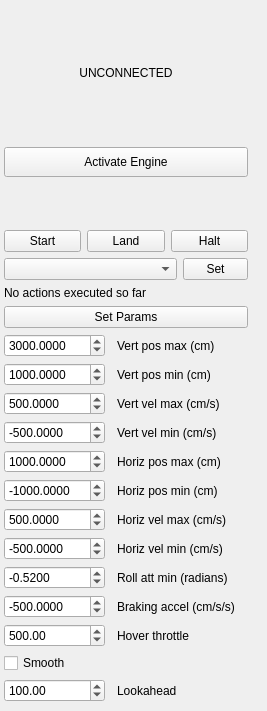
This is src/ui/UASControl.ui in dricketts/apm_planner as Qt 5 draws it before an edit. The edited form follows.
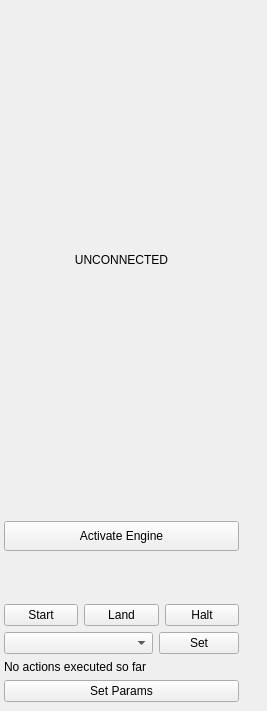
This is the edited form. Icons and pictures are not drawn.

Commit message: Added file dialog for choosing parameter file.

```diff
--- a/src/ui/UASControl.ui
+++ b/src/ui/UASControl.ui
@@ -34,7 +34,7 @@
   <property name="toolTip">
    <string>Control widget to send basic control actions to the micro air vehicle</string>
   </property>
-  <layout class="QGridLayout" name="gridLayout" rowstretch="5,0,0,0,0,0,0,0,0,0,0,0,0,0,0,0,0,0,0,0,0,0" columnstretch="5,0,0,0,0,0">
+  <layout class="QGridLayout" name="gridLayout" rowstretch="5,0,0,0,0,0,0,0,0" columnstretch="5,0,0,0,0,0">
    <property name="leftMargin">
     <number>4</number>
    </property>
@@ -155,65 +155,7 @@
      </property>
     </spacer>
    </item>
-   <item row="18" column="3" colspan="2">
-    <widget class="QLabel" name="label_5">
-     <property name="text">
-      <string>Hover throttle</string>
-     </property>
-    </widget>
-   </item>
-   <item row="11" column="1">
-    <widget class="QDoubleSpinBox" name="hprime_lbIn">
-     <property name="toolTipDuration">
-      <number>-1</number>
-     </property>
-     <property name="decimals">
-      <number>4</number>
-     </property>
-     <property name="minimum">
-      <double>-10000.000000000000000</double>
-     </property>
-     <property name="maximum">
-      <double>10000.000000000000000</double>
-     </property>
-     <property name="value">
-      <double>-500.000000000000000</double>
-     </property>
-    </widget>
-   </item>
-   <item row="15" column="1">
-    <widget class="QDoubleSpinBox" name="xprime_lbIn">
-     <property name="decimals">
-      <number>4</number>
-     </property>
-     <property name="minimum">
-      <double>-1000000.000000000000000</double>
-     </property>
-     <property name="maximum">
-      <double>10000.000000000000000</double>
-     </property>
-     <property name="value">
-      <double>-500.000000000000000</double>
-     </property>
-    </widget>
-   </item>
-   <item row="16" column="1">
-    <widget class="QDoubleSpinBox" name="roll_lbIn">
-     <property name="decimals">
-      <number>4</number>
-     </property>
-     <property name="minimum">
-      <double>-10000.000000000000000</double>
-     </property>
-     <property name="maximum">
-      <double>10000.000000000000000</double>
-     </property>
-     <property name="value">
-      <double>-0.520000000000000</double>
-     </property>
-    </widget>
-   </item>
-   <item row="21" column="1" colspan="4">
+   <item row="8" column="1" colspan="4">
     <spacer name="verticalSpacer_2">
      <property name="orientation">
       <enum>Qt::Vertical</enum>
@@ -226,20 +168,6 @@
      </property>
     </spacer>
    </item>
-   <item row="10" column="3" colspan="2">
-    <widget class="QLabel" name="label_6">
-     <property name="text">
-      <string>Vert vel max (cm/s)</string>
-     </property>
-    </widget>
-   </item>
-   <item row="11" column="3" colspan="2">
-    <widget class="QLabel" name="label_7">
-     <property name="text">
-      <string>Vert vel min (cm/s)</string>
-     </property>
-    </widget>
-   </item>
    <item row="0" column="0" rowspan="7">
     <spacer name="horizontalSpacer">
      <property name="orientation">
@@ -253,82 +181,6 @@
      </property>
     </spacer>
    </item>
-   <item row="15" column="3" colspan="2">
-    <widget class="QLabel" name="label_10">
-     <property name="text">
-      <string>Horiz vel min (cm/s)</string>
-     </property>
-    </widget>
-   </item>
-   <item row="13" column="3" colspan="2">
-    <widget class="QLabel" name="label_8">
-     <property name="text">
-      <string>Horiz pos min (cm)</string>
-     </property>
-    </widget>
-   </item>
-   <item row="14" column="3" colspan="2">
-    <widget class="QLabel" name="label_9">
-     <property name="text">
-      <string>Horiz vel max (cm/s)</string>
-     </property>
-    </widget>
-   </item>
-   <item row="17" column="3" colspan="2">
-    <widget class="QLabel" name="label_4">
-     <property name="text">
-      <string>Braking accel (cm/s/s)</string>
-     </property>
-    </widget>
-   </item>
-   <item row="8" column="1">
-    <widget class="QDoubleSpinBox" name="h_ubIn">
-     <property name="decimals">
-      <number>4</number>
-     </property>
-     <property name="minimum">
-      <double>-10000.000000000000000</double>
-     </property>
-     <property name="maximum">
-      <double>10000.000000000000000</double>
-     </property>
-     <property name="value">
-      <double>3000.000000000000000</double>
-     </property>
-    </widget>
-   </item>
-   <item row="9" column="1">
-    <widget class="QDoubleSpinBox" name="h_lbIn">
-     <property name="decimals">
-      <number>4</number>
-     </property>
-     <property name="minimum">
-      <double>-10000.000000000000000</double>
-     </property>
-     <property name="maximum">
-      <double>10000.000000000000000</double>
-     </property>
-     <property name="value">
-      <double>1000.000000000000000</double>
-     </property>
-    </widget>
-   </item>
-   <item row="10" column="1">
-    <widget class="QDoubleSpinBox" name="hprime_ubIn">
-     <property name="decimals">
-      <number>4</number>
-     </property>
-     <property name="minimum">
-      <double>-10000.000000000000000</double>
-     </property>
-     <property name="maximum">
-      <double>10000.000000000000000</double>
-     </property>
-     <property name="value">
-      <double>500.000000000000000</double>
-     </property>
-    </widget>
-   </item>
    <item row="5" column="4">
     <widget class="QPushButton" name="setModeButton">
      <property name="minimumSize">
@@ -387,108 +239,6 @@
      </property>
     </spacer>
    </item>
-   <item row="8" column="3" colspan="2">
-    <widget class="QLabel" name="label">
-     <property name="text">
-      <string>Vert pos max (cm)</string>
-     </property>
-    </widget>
-   </item>
-   <item row="18" column="1">
-    <widget class="QDoubleSpinBox" name="hoverIn">
-     <property name="maximum">
-      <double>1000.000000000000000</double>
-     </property>
-     <property name="value">
-      <double>500.000000000000000</double>
-     </property>
-    </widget>
-   </item>
-   <item row="12" column="1">
-    <widget class="QDoubleSpinBox" name="x_ubIn">
-     <property name="decimals">
-      <number>4</number>
-     </property>
-     <property name="minimum">
-      <double>-10000.000000000000000</double>
-     </property>
-     <property name="maximum">
-      <double>10000.000000000000000</double>
-     </property>
-     <property name="value">
-      <double>1000.000000000000000</double>
-     </property>
-    </widget>
-   </item>
-   <item row="13" column="1">
-    <widget class="QDoubleSpinBox" name="x_lbIn">
-     <property name="decimals">
-      <number>4</number>
-     </property>
-     <property name="minimum">
-      <double>-10000.000000000000000</double>
-     </property>
-     <property name="maximum">
-      <double>10000.000000000000000</double>
-     </property>
-     <property name="value">
-      <double>-1000.000000000000000</double>
-     </property>
-    </widget>
-   </item>
-   <item row="14" column="1">
-    <widget class="QDoubleSpinBox" name="xprime_ubIn">
-     <property name="decimals">
-      <number>4</number>
-     </property>
-     <property name="minimum">
-      <double>-10000.000000000000000</double>
-     </property>
-     <property name="maximum">
-      <double>10000.000000000000000</double>
-     </property>
-     <property name="value">
-      <double>500.000000000000000</double>
-     </property>
-    </widget>
-   </item>
-   <item row="17" column="1">
-    <widget class="QDoubleSpinBox" name="abrakingIn">
-     <property name="decimals">
-      <number>4</number>
-     </property>
-     <property name="minimum">
-      <double>-10000.000000000000000</double>
-     </property>
-     <property name="maximum">
-      <double>10000.000000000000000</double>
-     </property>
-     <property name="value">
-      <double>-500.000000000000000</double>
-     </property>
-    </widget>
-   </item>
-   <item row="16" column="3" colspan="2">
-    <widget class="QLabel" name="label_13">
-     <property name="text">
-      <string>Roll att min (radians)</string>
-     </property>
-    </widget>
-   </item>
-   <item row="9" column="3" colspan="2">
-    <widget class="QLabel" name="label_2">
-     <property name="text">
-      <string>Vert pos min (cm)</string>
-     </property>
-    </widget>
-   </item>
-   <item row="12" column="3" colspan="2">
-    <widget class="QLabel" name="label_3">
-     <property name="text">
-      <string>Horiz pos max (cm)</string>
-     </property>
-    </widget>
-   </item>
    <item row="7" column="1" colspan="4">
     <widget class="QPushButton" name="paramSetButton">
      <property name="text">
@@ -537,30 +287,6 @@
      </property>
     </widget>
    </item>
-   <item row="19" column="1">
-    <widget class="QCheckBox" name="smoothIn">
-     <property name="text">
-      <string>Smooth</string>
-     </property>
-    </widget>
-   </item>
-   <item row="20" column="1">
-    <widget class="QDoubleSpinBox" name="lookaheadIn">
-     <property name="maximum">
-      <double>10000000.000000000000000</double>
-     </property>
-     <property name="value">
-      <double>100.000000000000000</double>
-     </property>
-    </widget>
-   </item>
-   <item row="20" column="3">
-    <widget class="QLabel" name="label_11">
-     <property name="text">
-      <string>Lookahead</string>
-     </property>
-    </widget>
-   </item>
   </layout>
  </widget>
  <resources>
```
The commit also changes 1 other file.
